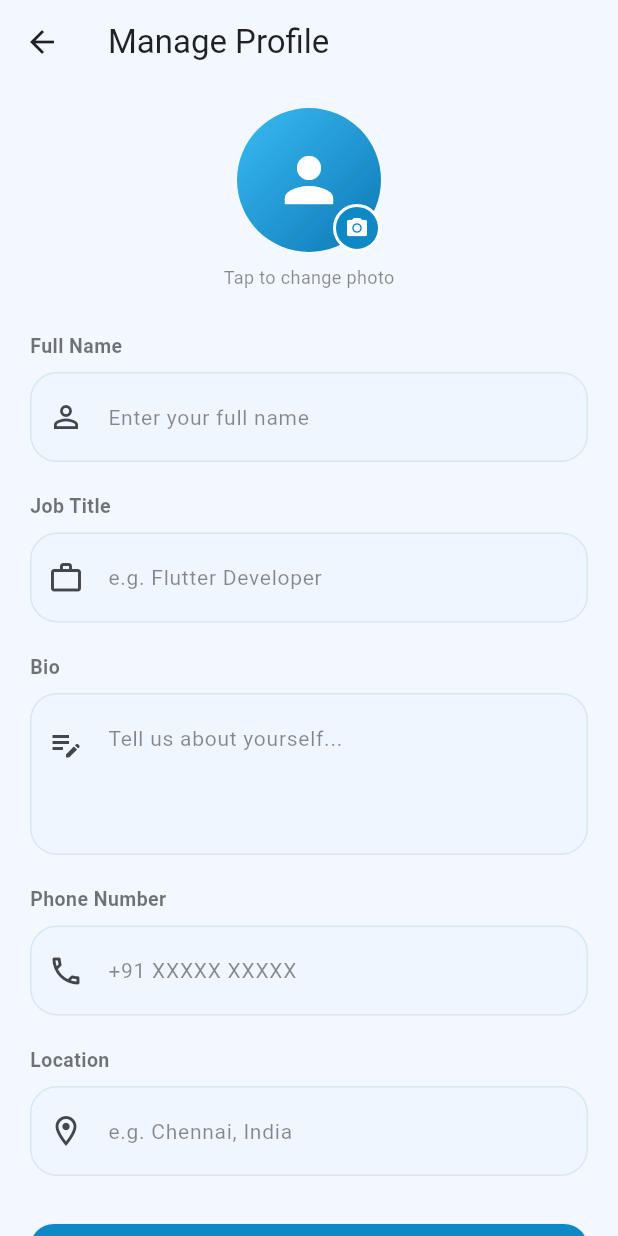
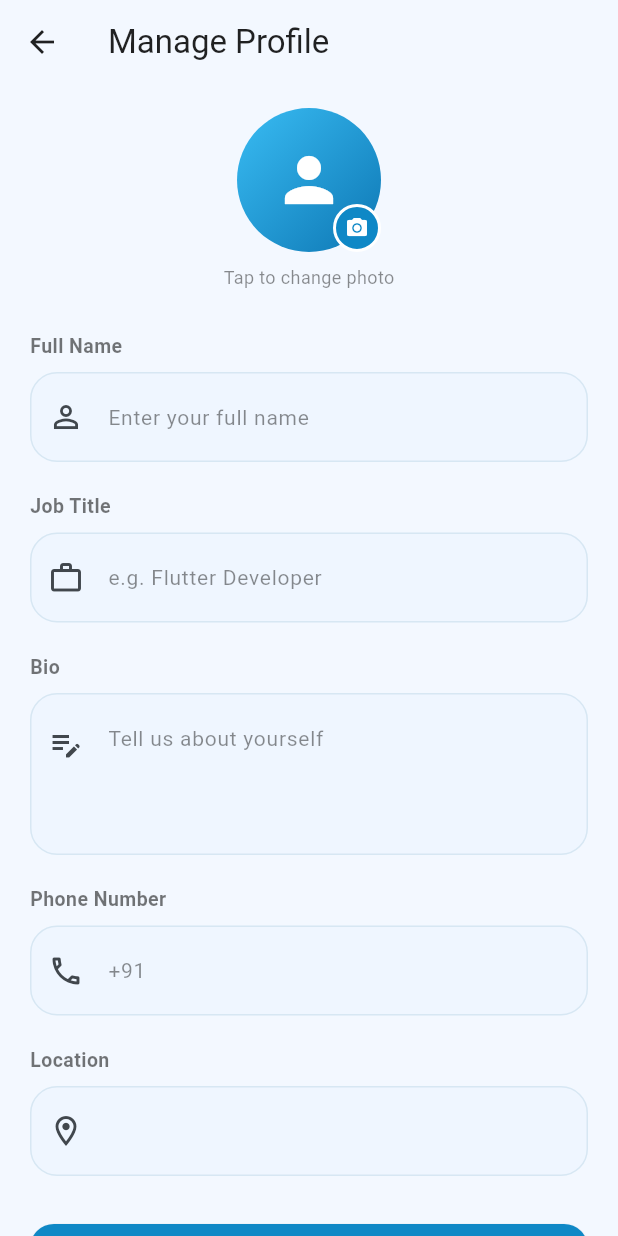
Before and after one commit to srivatsanv30/WorkConnect-Flutter-App, a Flutter app: the ManageProfileScreen screen opened directly, on a phone screen of 412 x 824 dp. Run offline on Flutter 3.47's test engine with Material 3 defaults, Android fonts, the phone set to English and light mode, and no system bars; our stand-ins replace firebase_core, firebase_messaging, shared_preferences, socket_io_client; accounts and stored records are empty.

Commit message:
Setting changes

```diff
--- a/lib/features/profile/manage_profile_screen.dart
+++ b/lib/features/profile/manage_profile_screen.dart
@@ -136,7 +136,7 @@ class _ManageProfileScreenState extends State<ManageProfileScreen> {
                 controller: _bioController,
                 maxLines: 3,
                 decoration: const InputDecoration(
-                  hintText: 'Tell us about yourself...',
+                  hintText: 'Tell us about yourself',
                   prefixIcon: Padding(
                     padding: EdgeInsets.only(bottom: 40),
                     child: Icon(Icons.edit_note_outlined),
@@ -151,7 +151,7 @@ class _ManageProfileScreenState extends State<ManageProfileScreen> {
                 controller: _phoneController,
                 keyboardType: TextInputType.phone,
                 decoration: const InputDecoration(
-                  hintText: '+91 XXXXX XXXXX',
+                  hintText: '+91 ',
                   prefixIcon: Icon(Icons.phone_outlined),
                 ),
               ),
@@ -162,7 +162,7 @@ class _ManageProfileScreenState extends State<ManageProfileScreen> {
               TextFormField(
                 controller: _locationController,
                 decoration: const InputDecoration(
-                  hintText: 'e.g. Chennai, India',
+                  hintText: '',
                   prefixIcon: Icon(Icons.location_on_outlined),
                 ),
               ),
```
